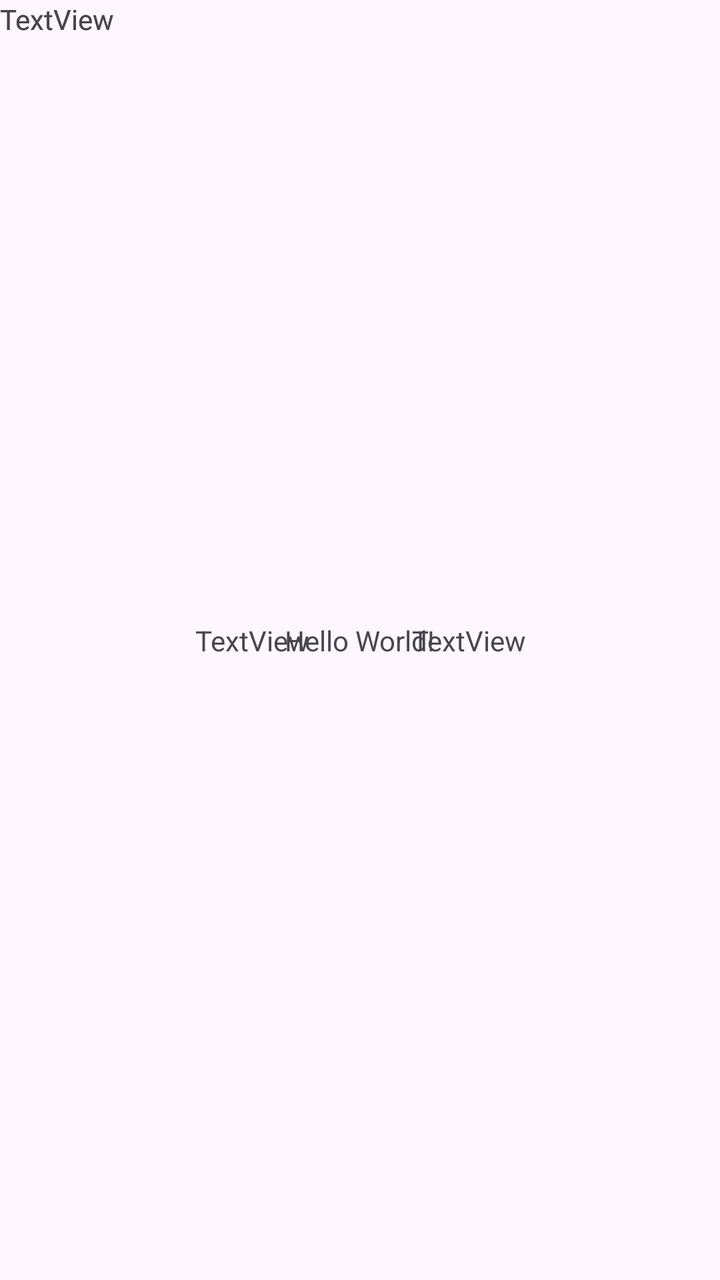
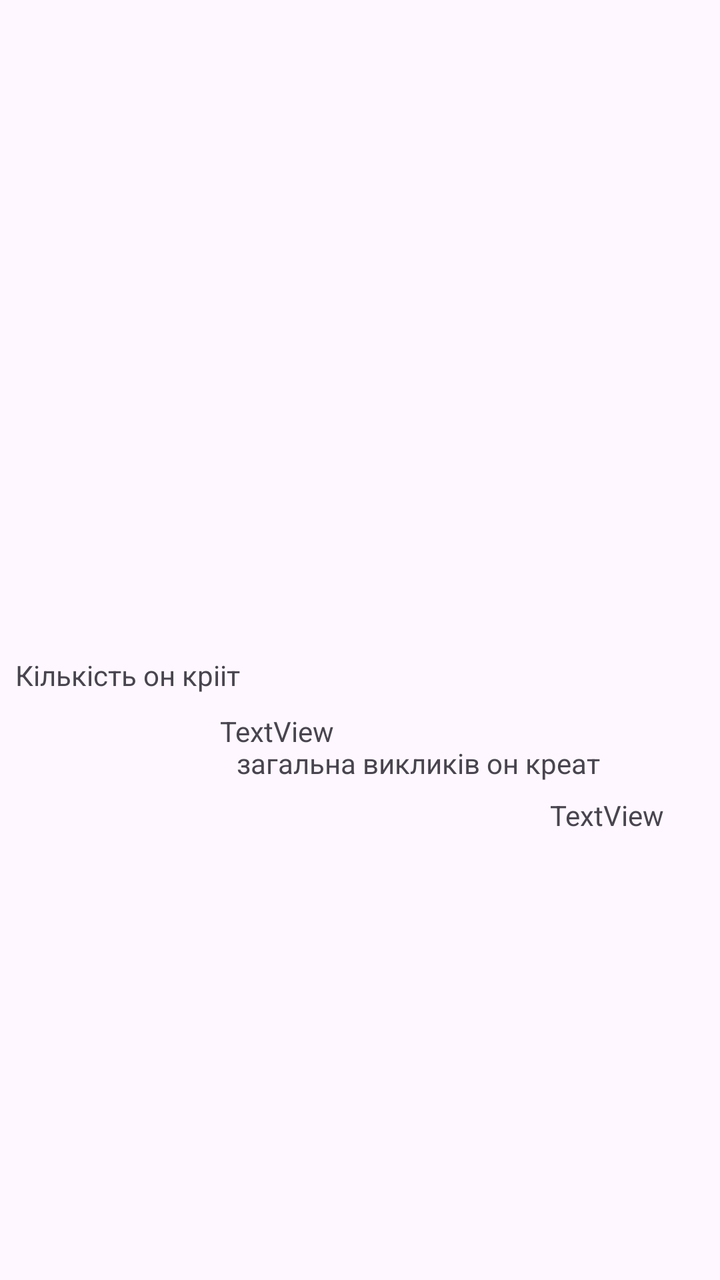

Compare the two renders of this Android layout. The source of the first and the diff that turns it into the second are given below.
<!-- AndroidManifest.xml: application theme Theme.ActivityLifeCycles -->
<!-- res/layout/activity_main.xml -->
<?xml version="1.0" encoding="utf-8"?>
<androidx.constraintlayout.widget.ConstraintLayout xmlns:android="http://schemas.android.com/apk/res/android"
    xmlns:app="http://schemas.android.com/apk/res-auto"
    xmlns:tools="http://schemas.android.com/tools"
    android:id="@+id/main"
    android:layout_width="match_parent"
    android:layout_height="match_parent"
    tools:context=".MainActivity">

    <TextView
        android:id="@+id/tvOnStartCount"
        android:layout_width="wrap_content"
        android:layout_height="wrap_content"
        android:text="Hello World!"
        app:layout_constraintBottom_toBottomOf="parent"
        app:layout_constraintEnd_toEndOf="parent"
        app:layout_constraintStart_toStartOf="parent"
        app:layout_constraintTop_toTopOf="parent" />

    <TextView
        android:id="@+id/tvCreateCount"
        android:layout_width="wrap_content"
        android:layout_height="wrap_content"
        android:layout_marginStart="110dp"
        android:text="TextView"
        app:layout_constraintEnd_toStartOf="@+id/tvOnStartCount"
        app:layout_constraintStart_toStartOf="parent"
        app:layout_constraintTop_toTopOf="@+id/tvOnStartCount" />

    <TextView
        android:id="@+id/tvPauseCount"
        android:layout_width="wrap_content"
        android:layout_height="wrap_content"
        android:layout_marginEnd="109dp"
        android:text="TextView"
        app:layout_constraintEnd_toEndOf="parent"
        app:layout_constraintStart_toEndOf="@+id/tvOnStartCount"
        app:layout_constraintTop_toTopOf="@+id/tvOnStartCount" />

    <TextView
        android:id="@+id/tvResumeCount"
        android:layout_width="wrap_content"
        android:layout_height="wrap_content"
        android:text="TextView"
        tools:layout_editor_absoluteX="202dp"
        tools:layout_editor_absoluteY="298dp" />

    <TextView
        android:id="@+id/tvStopCount"
        android:layout_width="wrap_content"
        android:layout_height="wrap_content"
        android:text="TextView"
        tools:layout_editor_absoluteX="113dp"
        tools:layout_editor_absoluteY="301dp" />

</androidx.constraintlayout.widget.ConstraintLayout>
<!-- resources referenced by this layout -->
<resources>
  <style name="Theme.ActivityLifeCycles" parent="Base.Theme.ActivityLifeCycles" />
  <style name="Base.Theme.ActivityLifeCycles" parent="Theme.Material3.DayNight.NoActionBar">
          
          
      </style>
</resources>

<!-- the commit's change to res/layout/activity_main.xml (unified diff, before → after) -->
@@ -8,49 +8,43 @@
     tools:context=".MainActivity">
 
     <TextView
-        android:id="@+id/tvOnStartCount"
-        android:layout_width="wrap_content"
-        android:layout_height="wrap_content"
-        android:text="Hello World!"
-        app:layout_constraintBottom_toBottomOf="parent"
-        app:layout_constraintEnd_toEndOf="parent"
-        app:layout_constraintStart_toStartOf="parent"
-        app:layout_constraintTop_toTopOf="parent" />
-
-    <TextView
         android:id="@+id/tvCreateCount"
         android:layout_width="wrap_content"
         android:layout_height="wrap_content"
         android:layout_marginStart="110dp"
+        android:layout_marginTop="9dp"
         android:text="TextView"
-        app:layout_constraintEnd_toStartOf="@+id/tvOnStartCount"
         app:layout_constraintStart_toStartOf="parent"
-        app:layout_constraintTop_toTopOf="@+id/tvOnStartCount" />
-
-    <TextView
-        android:id="@+id/tvPauseCount"
-        android:layout_width="wrap_content"
-        android:layout_height="wrap_content"
-        android:layout_marginEnd="109dp"
-        android:text="TextView"
-        app:layout_constraintEnd_toEndOf="parent"
-        app:layout_constraintStart_toEndOf="@+id/tvOnStartCount"
-        app:layout_constraintTop_toTopOf="@+id/tvOnStartCount" />
+        app:layout_constraintTop_toBottomOf="@+id/textView2" />
 
     <TextView
         android:id="@+id/tvResumeCount"
         android:layout_width="wrap_content"
         android:layout_height="wrap_content"
-        android:text="TextView"
-        tools:layout_editor_absoluteX="202dp"
-        tools:layout_editor_absoluteY="298dp" />
+        android:layout_marginTop="16dp"
+        android:layout_marginEnd="60dp"
+        android:text="загальна викликів он креат"
+        app:layout_constraintEnd_toEndOf="parent"
+        app:layout_constraintTop_toTopOf="@+id/tvCreateCount" />
 
     <TextView
-        android:id="@+id/tvStopCount"
+        android:id="@+id/totalCreateCount"
+        android:layout_width="58dp"
+        android:layout_height="wrap_content"
+        android:layout_marginStart="108dp"
+        android:layout_marginTop="7dp"
+        android:text="TextView"
+        app:layout_constraintStart_toEndOf="@+id/tvCreateCount"
+        app:layout_constraintTop_toBottomOf="@+id/tvResumeCount" />
+
+    <TextView
+        android:id="@+id/textView2"
         android:layout_width="wrap_content"
         android:layout_height="wrap_content"
-        android:text="TextView"
-        tools:layout_editor_absoluteX="113dp"
-        tools:layout_editor_absoluteY="301dp" />
+        android:layout_marginTop="328dp"
+        android:layout_marginEnd="240dp"
+        android:text="Кількість он крііт"
+        app:layout_constraintEnd_toEndOf="parent"
+        app:layout_constraintTop_toTopOf="parent" />
 
 </androidx.constraintlayout.widget.ConstraintLayout>
